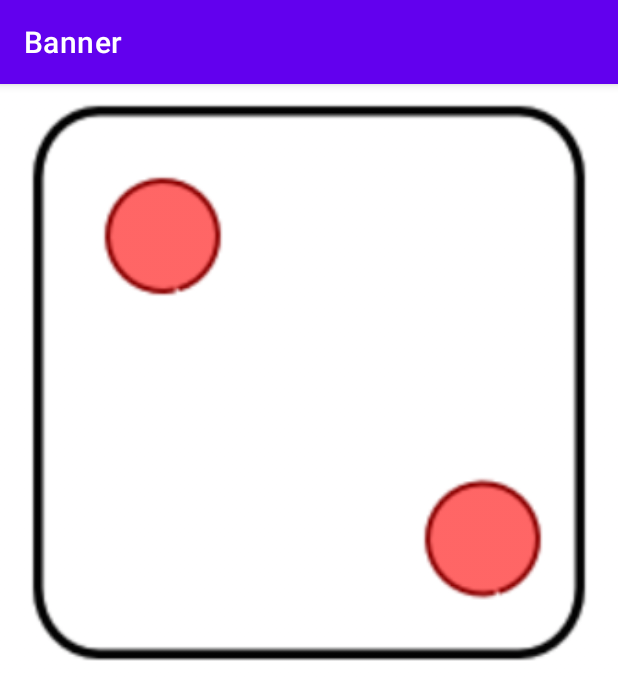
After one commit to jed4739/Banner, an Android app: the fragment fragment_2p shown on its own in the app's theme, on a phone screen of 412 x 824 dp. The commit adds this screen. Shown: the top 700 px of the screen. Run offline under Robolectric (Android 15) with nearby library versions, the phone set to English and light mode, and no system bars.

Commit message:
start 2022.12.13 0

```diff
--- a/app/build.gradle
+++ b/app/build.gradle
@@ -6,6 +6,9 @@ android {
     namespace 'com.example.banner'
     compileSdk 32
 
+    buildFeatures {
+        dataBinding true
+    }
     defaultConfig {
         applicationId "com.example.banner"
         minSdk 28
@@ -36,6 +39,6 @@ dependencies {
     testImplementation 'junit:junit:4.13.2'
     androidTestImplementation 'androidx.test.ext:junit:1.1.4'
     androidTestImplementation 'androidx.test.espresso:espresso-core:3.5.0'
-    implementation('com.google.android.material:material:1.7.0')
+    implementation 'com.google.android.material:material:1.7.0'
     implementation 'me.relex:circleindicator:2.1.6'
 }
--- a/app/src/main/java/com/example/banner/MainActivity.java
+++ b/app/src/main/java/com/example/banner/MainActivity.java
@@ -4,11 +4,13 @@ import androidx.appcompat.app.AppCompatActivity;
 
 import android.os.Bundle;
 
+import com.example.banner.databinding.Main;
+
 public class MainActivity extends AppCompatActivity {
-
+    Main binding;
     @Override
     protected void onCreate(Bundle savedInstanceState) {
         super.onCreate(savedInstanceState);
-        setContentView(R.layout.activity_main);
+        binding.
     }
 }
--- /dev/null
+++ b/app/src/main/java/com/example/banner/fragment_2p.java
@@ -0,0 +1,64 @@
+package com.example.banner;
+
+import android.os.Bundle;
+
+import androidx.fragment.app.Fragment;
+
+import android.view.LayoutInflater;
+import android.view.View;
+import android.view.ViewGroup;
+
+/**
+ * A simple {@link Fragment} subclass.
+ * Use the {@link fragment_2p#newInstance} factory method to
+ * create an instance of this fragment.
+ */
+public class fragment_2p extends Fragment {
+
+    // TODO: Rename parameter arguments, choose names that match
+    // the fragment initialization parameters, e.g. ARG_ITEM_NUMBER
+    private static final String ARG_PARAM1 = "param1";
+    private static final String ARG_PARAM2 = "param2";
+
+    // TODO: Rename and change types of parameters
+    private String mParam1;
+    private String mParam2;
+
+    public fragment_2p() {
+        // Required empty public constructor
+    }
+
+    /**
+     * Use this factory method to create a new instance of
+     * this fragment using the provided parameters.
+     *
+     * @param param1 Parameter 1.
+     * @param param2 Parameter 2.
+     * @return A new instance of fragment fragment_2p.
+     */
+    // TODO: Rename and change types and number of parameters
+    public static fragment_2p newInstance(String param1, String param2) {
+        fragment_2p fragment = new fragment_2p();
+        Bundle args = new Bundle();
+        args.putString(ARG_PARAM1, param1);
+        args.putString(ARG_PARAM2, param2);
+        fragment.setArguments(args);
+        return fragment;
+    }
+
+    @Override
+    public void onCreate(Bundle savedInstanceState) {
+        super.onCreate(savedInstanceState);
+        if (getArguments() != null) {
+            mParam1 = getArguments().getString(ARG_PARAM1);
+            mParam2 = getArguments().getString(ARG_PARAM2);
+        }
+    }
+
+    @Override
+    public View onCreateView(LayoutInflater inflater, ViewGroup container,
+                             Bundle savedInstanceState) {
+        // Inflate the layout for this fragment
+        return inflater.inflate(R.layout.fragment_2p, container, false);
+    }
+}
--- /dev/null
+++ b/app/src/main/res/drawable/black_radius.xml
@@ -0,0 +1,5 @@
+<?xml version="1.0" encoding="utf-8"?>
+<shape xmlns:android="http://schemas.android.com/apk/res/android"
+    android:shape="oval">
+    <solid android:color="@color/black" />
+</shape>
--- /dev/null
+++ b/app/src/main/res/drawable/red_radius.xml
@@ -0,0 +1,5 @@
+<?xml version="1.0" encoding="utf-8"?>
+<shape xmlns:android="http://schemas.android.com/apk/res/android"
+    android:shape="oval">
+    <solid android:color="@color/red" />
+</shape>
--- /dev/null
+++ b/app/src/main/res/layout/fragment_2p.xml
@@ -0,0 +1,20 @@
+<?xml version="1.0" encoding="utf-8"?>
+<FrameLayout xmlns:android="http://schemas.android.com/apk/res/android"
+    android:layout_width="match_parent"
+    android:layout_height="match_parent">
+
+    <RelativeLayout
+        android:layout_width="match_parent"
+        android:layout_height="400dp"
+        android:orientation="vertical">
+        <ImageView
+            android:id="@+id/imgBanner2"
+            android:layout_width="match_parent"
+            android:layout_height="match_parent"
+            android:background="@drawable/dice_2"
+            android:contentDescription="@string/app_name"/>
+
+    </RelativeLayout>
+
+
+</FrameLayout>
--- a/app/src/main/res/values/colors.xml
+++ b/app/src/main/res/values/colors.xml
@@ -1,5 +1,6 @@
 <?xml version="1.0" encoding="utf-8"?>
 <resources>
+    <color name="red">#FF0000</color>
     <color name="purple_200">#FFBB86FC</color>
     <color name="purple_500">#FF6200EE</color>
     <color name="purple_700">#FF3700B3</color>
```
Also changed, not shown: app/src/main/java/com/example/banner/fragment_1p.java (added, +47 -0 lines), app/src/main/java/com/example/banner/fragment_3p.java (added, +64 -0 lines), app/src/main/res/layout/activity_main.xml (+17 -13 lines), app/src/main/res/layout/fragment_1p.xml (added, +20 -0 lines), app/src/main/res/layout/fragment_3p.xml (added, +18 -0 lines), app/src/main/res/values/dimens.xml (deleted, +0 -7 lines).
